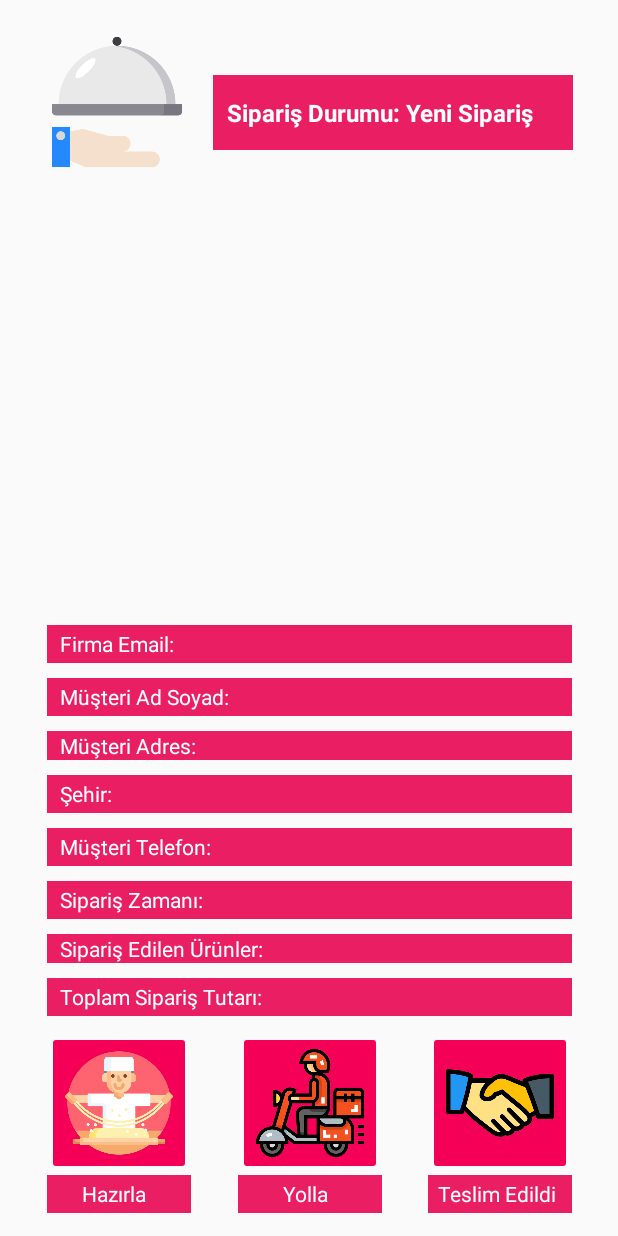
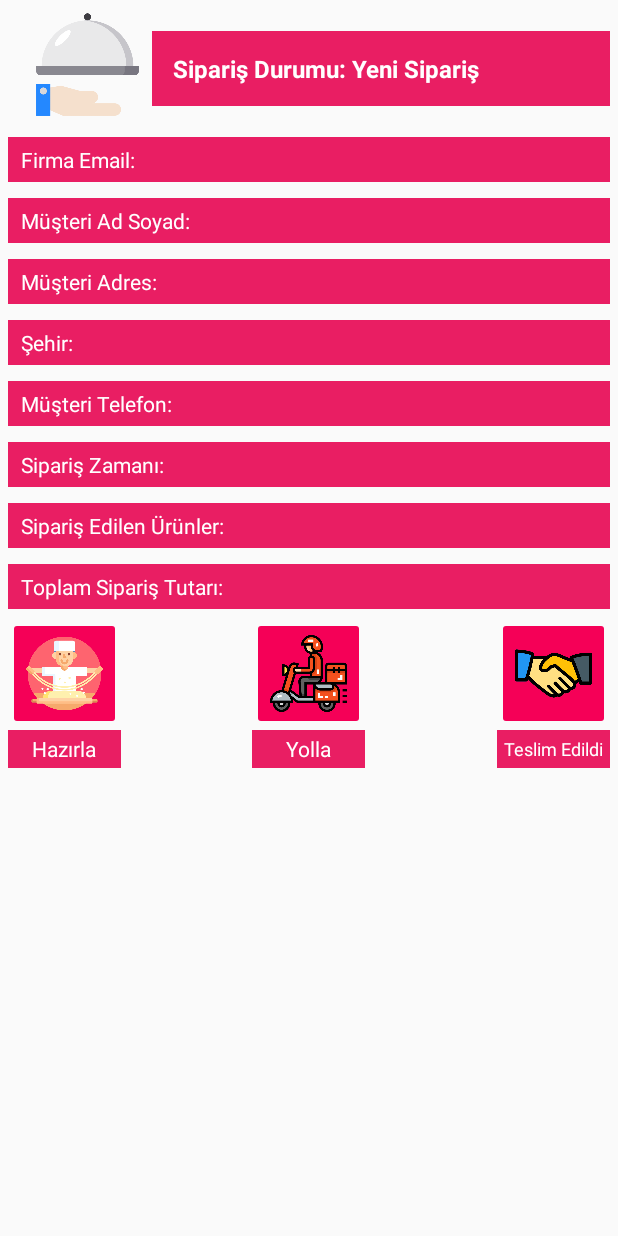
Before and after one commit to fatihy101/yemek-siparis-app, an Android app: the layout activity_gelen_siparis_detay.xml on its own in the app's theme, with its tools: preview values and no code run, on a phone screen of 412 x 824 dp. Run offline under Robolectric (Android 15) with nearby library versions, the phone set to English and light mode, and no system bars.

Commit message:
Firma ve gelen sipariş ekranında tasarımsal değişiklikler
Firma ekranı ve gelen siparişlerin listesi ile gelen sipariş detay sayfası linear layout a geçilerek tasarımsal değişiklikler yapıldı. Böylece farklı cihazlarda meydana gelen tasarımsal bozukluklar giderildi.

```diff
--- a/project_file/YemekSiparisApp/app/src/main/res/layout/activity_gelen_siparis_detay.xml
+++ b/project_file/YemekSiparisApp/app/src/main/res/layout/activity_gelen_siparis_detay.xml
@@ -7,255 +7,223 @@
  **********************************
 -->
 
-<androidx.constraintlayout.widget.ConstraintLayout xmlns:android="http://schemas.android.com/apk/res/android"
+<LinearLayout
+    xmlns:android="http://schemas.android.com/apk/res/android"
     xmlns:app="http://schemas.android.com/apk/res-auto"
     xmlns:tools="http://schemas.android.com/tools"
     android:layout_width="match_parent"
-    android:layout_height="match_parent"
+    android:layout_height="wrap_content"
+    android:orientation="vertical"
     tools:context=".ui_firma.GelenSiparis.GelenSiparisDetayActivity">
+
+    <LinearLayout
+        android:layout_width="match_parent"
+        android:layout_height="wrap_content"
+        android:orientation="horizontal"
+        android:layout_margin="5dp">
+
+        <ImageView
+            android:id="@+id/imageViewSiparisDetayDurumu"
+            android:layout_width="75dp"
+            android:layout_height="75dp"
+            android:layout_marginStart="15dp"
+            android:layout_marginTop="0dp"
+            app:srcCompat="@drawable/new_order" />
+
+        <TextView
+            android:id="@+id/textViewSiparisDetaySiparisDurumu"
+            android:layout_width="match_parent"
+            android:padding="10dp"
+            android:layout_height="50dp"
+            android:layout_marginTop="15dp"
+            android:layout_marginStart="5dp"
+            android:background="@color/colorPrimaryDark"
+            android:gravity="center_vertical"
+            android:text=" Sipariş Durumu: Yeni Sipariş"
+            android:textAlignment="gravity"
+            android:textColor="#FFFFFF"
+            android:textSize="16sp"
+            android:textStyle="bold" />
+
+    </LinearLayout>
+
+    <LinearLayout
+        android:layout_width="match_parent"
+        android:layout_height="wrap_content"
+        android:orientation="vertical"
+        android:layout_marginTop="0dp">
+
+        <TextView
+            android:id="@+id/textViewSiparisDetayFirmaEmail"
+            android:layout_width="match_parent"
+            android:layout_height="wrap_content"
+            android:layout_margin="5dp"
+            android:padding="5dp"
+            android:background="@color/colorPrimaryDark"
+            android:text=" Firma Email:"
+            android:textColor="#FFFFFF"/>
+
+        <TextView
+            android:id="@+id/textViewSiparisDetayMusteriAdSoyad"
+            android:layout_width="match_parent"
+            android:layout_height="wrap_content"
+            android:layout_margin="5dp"
+            android:padding="5dp"
+            android:background="@color/colorPrimaryDark"
+            android:textColor="#FFFFFF"
+            android:text=" Müşteri Ad Soyad:" />
 
         <TextView
             android:id="@+id/textViewSiparisDetayMusteriAdres"
-        android:layout_width="350dp"
+            android:layout_width="match_parent"
             android:layout_height="wrap_content"
-        android:layout_marginBottom="10dp"
+            android:layout_margin="5dp"
+            android:padding="5dp"
             android:background="@color/colorPrimaryDark"
-        android:gravity="center_vertical"
-        android:paddingStart="5dp"
-        android:paddingEnd="5dp"
             android:text=" Müşteri Adres:"
-        android:textAlignment="gravity"
-        android:textAllCaps="false"
-        android:textColor="#FFFFFF"
-        app:layout_constraintBottom_toTopOf="@+id/textViewSiparisDetayMusteriSehir"
-        app:layout_constraintEnd_toEndOf="@+id/textViewSiparisDetayMusteriAdSoyad"
-        app:layout_constraintStart_toStartOf="@+id/textViewSiparisDetayMusteriAdSoyad" />
+            android:textColor="#FFFFFF" />
+
+        <TextView
+            android:id="@+id/textViewSiparisDetayMusteriSehir"
+            android:layout_width="match_parent"
+            android:layout_height="wrap_content"
+            android:layout_margin="5dp"
+            android:padding="5dp"
+            android:background="@color/colorPrimaryDark"
+            android:text=" Şehir:"
+            android:textColor="#FFFFFF" />
+
+        <TextView
+            android:id="@+id/textViewSiparisDetayMusteriTel"
+            android:layout_width="match_parent"
+            android:layout_height="wrap_content"
+            android:layout_margin="5dp"
+            android:padding="5dp"
+            android:background="@color/colorPrimaryDark"
+            android:text=" Müşteri Telefon:"
+            android:textColor="#FFFFFF" />
+
+        <TextView
+            android:id="@+id/textViewSiparisDetayMusteriTarihSaat"
+            android:layout_width="match_parent"
+            android:layout_height="wrap_content"
+            android:layout_margin="5dp"
+            android:padding="5dp"
+            android:background="@color/colorPrimaryDark"
+            android:text=" Sipariş Zamanı:"
+            android:textColor="#FFFFFF" />
+
+        <TextView
+            android:id="@+id/textViewSiparisDetaySiparisUrunler"
+            android:layout_width="match_parent"
+            android:layout_height="wrap_content"
+            android:layout_margin="5dp"
+            android:padding="5dp"
+            android:background="@color/colorPrimaryDark"
+            android:text=" Sipariş Edilen Ürünler:"
+            android:textColor="#FFFFFF" />
 
         <TextView
             android:id="@+id/textViewSiparisDetayToplamFiyat"
-        android:layout_width="350dp"
-        android:layout_height="25dp"
-        android:layout_marginBottom="10dp"
+            android:layout_width="match_parent"
+            android:layout_height="wrap_content"
+            android:layout_margin="5dp"
+            android:padding="5dp"
             android:background="@color/colorPrimaryDark"
-        android:gravity="center_vertical"
-        android:paddingStart="5dp"
-        android:paddingEnd="5dp"
             android:text=" Toplam Sipariş Tutarı:"
-        android:textAlignment="gravity"
-        android:textAllCaps="false"
-        android:textColor="#FFFFFF"
-        app:layout_constraintBottom_toTopOf="@+id/imageButtonSiparisDetayDelivery"
-        app:layout_constraintEnd_toEndOf="@+id/textViewSiparisDetaySiparisUrunler"
-        app:layout_constraintStart_toStartOf="@+id/textViewSiparisDetaySiparisUrunler" />
+            android:textColor="#FFFFFF" />
+
+    </LinearLayout>
+
+
+
+    <LinearLayout
+        android:layout_width="match_parent"
+        android:layout_height="wrap_content"
+        android:orientation="horizontal"
+        android:layout_marginLeft="5dp"
+        android:layout_marginRight="5dp">
+
+        <LinearLayout
+            android:layout_width="wrap_content"
+            android:layout_height="wrap_content"
+            android:orientation="vertical"
+            android:layout_weight="1">
 
             <ImageButton
                 android:id="@+id/imageButtonSiparisDetayPrepare"
-        android:layout_width="96dp"
-        android:layout_height="96dp"
+                android:layout_width="75dp"
+                android:layout_height="75dp"
                 android:backgroundTint="@color/colorPrimary"
                 android:foregroundTint="#FFFFFF"
                 android:onClick="durumSetPrepare"
                 android:saveEnabled="false"
                 android:scaleType="fitCenter"
-        app:layout_constraintBottom_toTopOf="@+id/textViewDetayPrepare"
-        app:layout_constraintStart_toStartOf="@+id/textViewSiparisDetayToplamFiyat"
                 app:srcCompat="@drawable/prepare" />
+
+            <TextView
+                android:id="@+id/textViewDetayPrepare"
+                android:layout_width="75dp"
+                android:layout_height="25dp"
+                android:background="@color/colorPrimaryDark"
+                android:gravity="center"
+                android:text="Hazırla"
+                android:textColor="#FFFFFF" />
+
+        </LinearLayout>
+
+        <LinearLayout
+            android:layout_width="wrap_content"
+            android:layout_height="wrap_content"
+            android:orientation="vertical"
+            android:layout_weight="1">
 
             <ImageButton
                 android:id="@+id/imageButtonSiparisDetayDelivery"
-        android:layout_width="96dp"
-        android:layout_height="96dp"
+                android:layout_width="75dp"
+                android:layout_height="75dp"
                 android:backgroundTint="@color/colorPrimary"
                 android:onClick="durumSetDeliver"
                 android:scaleType="fitCenter"
-        app:layout_constraintBottom_toTopOf="@+id/textViewDetayDeliver"
-        app:layout_constraintEnd_toStartOf="@+id/imageButtonSiparisDetayDelivered"
-        app:layout_constraintStart_toEndOf="@+id/imageButtonSiparisDetayPrepare"
                 app:srcCompat="@drawable/delivery" />
 
             <TextView
-        android:id="@+id/textViewDetayPrepare"
-        android:layout_width="96dp"
+                android:id="@+id/textViewDetayDeliver"
+                android:layout_width="75dp"
                 android:layout_height="25dp"
-        android:layout_marginBottom="15dp"
                 android:background="@color/colorPrimaryDark"
-        android:gravity="center_vertical"
-        android:text="       Hazırla"
-        android:textAllCaps="false"
-        android:textColor="#FFFFFF"
-        app:layout_constraintBottom_toBottomOf="parent"
-        app:layout_constraintEnd_toEndOf="@+id/imageButtonSiparisDetayPrepare"
-        app:layout_constraintStart_toStartOf="@+id/imageButtonSiparisDetayPrepare" />
+                android:gravity="center"
+                android:text="Yolla"
+                android:textColor="#FFFFFF" />
+
+        </LinearLayout>
+
+        <LinearLayout
+            android:layout_width="wrap_content"
+            android:layout_height="wrap_content"
+            android:orientation="vertical">
+
+            <ImageButton
+                android:id="@+id/imageButtonSiparisDetayDelivered"
+                android:layout_width="75dp"
+                android:layout_height="75dp"
+                android:backgroundTint="@color/colorPrimary"
+                android:onClick="durumSetDelivered"
+                android:scaleType="fitCenter"
+                app:srcCompat="@drawable/delivered" />
 
             <TextView
                 android:id="@+id/textViewDetayDelivered"
-        android:layout_width="96dp"
+                android:layout_width="75dp"
                 android:layout_height="25dp"
-        android:layout_marginBottom="15dp"
                 android:background="@color/colorPrimaryDark"
-        android:gravity="center_vertical"
-        android:text="  Teslim Edildi"
-        android:textAllCaps="false"
+                android:gravity="center"
+                android:text="Teslim Edildi"
                 android:textColor="#FFFFFF"
-        app:layout_constraintBottom_toBottomOf="parent"
-        app:layout_constraintEnd_toEndOf="@+id/imageButtonSiparisDetayDelivered"
-        app:layout_constraintHorizontal_bias="0.0"
-        app:layout_constraintStart_toStartOf="@+id/imageButtonSiparisDetayDelivered" />
+                android:textSize="12sp" />
 
-    <TextView
-        android:id="@+id/textViewDetayDeliver"
-        android:layout_width="96dp"
-        android:layout_height="25dp"
-        android:layout_marginBottom="15dp"
-        android:background="@color/colorPrimaryDark"
-        android:gravity="center_vertical"
-        android:text="         Yolla"
-        android:textAllCaps="false"
-        android:textColor="#FFFFFF"
-        app:layout_constraintBottom_toBottomOf="parent"
-        app:layout_constraintEnd_toEndOf="@+id/imageButtonSiparisDetayDelivery"
-        app:layout_constraintStart_toStartOf="@+id/imageButtonSiparisDetayDelivery" />
+        </LinearLayout>
 
-    <ImageButton
-        android:id="@+id/imageButtonSiparisDetayDelivered"
-        android:layout_width="96dp"
-        android:layout_height="96dp"
-        android:backgroundTint="@color/colorPrimary"
-        android:onClick="durumSetDelivered"
-        android:scaleType="fitCenter"
-        app:layout_constraintBottom_toTopOf="@+id/textViewDetayDelivered"
-        app:layout_constraintEnd_toEndOf="@+id/textViewSiparisDetayToplamFiyat"
-        app:srcCompat="@drawable/delivered" />
+    </LinearLayout>
 
-    <TextView
-        android:id="@+id/textViewSiparisDetaySiparisUrunler"
-        android:layout_width="350dp"
-        android:layout_height="wrap_content"
-        android:layout_marginBottom="10dp"
-        android:background="@color/colorPrimaryDark"
-        android:gravity="center_vertical"
-        android:paddingStart="5dp"
-        android:paddingEnd="5dp"
-        android:text=" Sipariş Edilen Ürünler:"
-        android:textAlignment="gravity"
-        android:textAllCaps="false"
-        android:textColor="#FFFFFF"
-        app:layout_constraintBottom_toTopOf="@+id/textViewSiparisDetayToplamFiyat"
-        app:layout_constraintEnd_toEndOf="@+id/textViewSiparisDetayMusteriTarihSaat"
-        app:layout_constraintStart_toStartOf="@+id/textViewSiparisDetayMusteriTarihSaat" />
-
-    <TextView
-        android:id="@+id/textViewSiparisDetayMusteriTarihSaat"
-        android:layout_width="350dp"
-        android:layout_height="25dp"
-        android:layout_marginBottom="10dp"
-        android:background="@color/colorPrimaryDark"
-        android:gravity="center_vertical"
-        android:paddingStart="5dp"
-        android:paddingEnd="5dp"
-        android:text=" Sipariş Zamanı:"
-        android:textAlignment="gravity"
-        android:textAllCaps="false"
-        android:textColor="#FFFFFF"
-        app:layout_constraintBottom_toTopOf="@+id/textViewSiparisDetaySiparisUrunler"
-        app:layout_constraintEnd_toEndOf="@+id/textViewSiparisDetayMusteriTel"
-        app:layout_constraintStart_toStartOf="@+id/textViewSiparisDetayMusteriTel" />
-
-    <TextView
-        android:id="@+id/textViewSiparisDetayMusteriSehir"
-        android:layout_width="350dp"
-        android:layout_height="25dp"
-        android:layout_marginBottom="10dp"
-        android:background="@color/colorPrimaryDark"
-        android:gravity="center_vertical"
-        android:paddingStart="5dp"
-        android:paddingEnd="5dp"
-        android:text=" Şehir:"
-        android:textAlignment="gravity"
-        android:textAllCaps="false"
-        android:textColor="#FFFFFF"
-        app:layout_constraintBottom_toTopOf="@+id/textViewSiparisDetayMusteriTel"
-        app:layout_constraintEnd_toEndOf="@+id/textViewSiparisDetayMusteriAdres"
-        app:layout_constraintStart_toStartOf="@+id/textViewSiparisDetayMusteriAdres" />
-
-    <TextView
-        android:id="@+id/textViewSiparisDetayMusteriTel"
-        android:layout_width="350dp"
-        android:layout_height="25dp"
-        android:layout_marginBottom="10dp"
-        android:background="@color/colorPrimaryDark"
-        android:gravity="center_vertical"
-        android:paddingStart="5dp"
-        android:paddingEnd="5dp"
-        android:text=" Müşteri Telefon:"
-        android:textAlignment="gravity"
-        android:textAllCaps="false"
-        android:textColor="#FFFFFF"
-        app:layout_constraintBottom_toTopOf="@+id/textViewSiparisDetayMusteriTarihSaat"
-        app:layout_constraintEnd_toEndOf="@+id/textViewSiparisDetayMusteriSehir"
-        app:layout_constraintStart_toStartOf="@+id/textViewSiparisDetayMusteriSehir" />
-
-    <TextView
-        android:id="@+id/textViewSiparisDetayMusteriAdSoyad"
-        android:layout_width="350dp"
-        android:layout_height="25dp"
-        android:layout_marginBottom="10dp"
-        android:background="@color/colorPrimaryDark"
-        android:gravity="center_vertical"
-        android:paddingStart="5dp"
-        android:paddingEnd="5dp"
-        android:text=" Müşteri Ad Soyad:"
-        android:textAlignment="gravity"
-        android:textAllCaps="false"
-        android:textColor="#FFFFFF"
-        app:layout_constraintBottom_toTopOf="@+id/textViewSiparisDetayMusteriAdres"
-        app:layout_constraintEnd_toEndOf="@+id/textViewSiparisDetayFirmaEmail"
-        app:layout_constraintStart_toStartOf="@+id/textViewSiparisDetayFirmaEmail" />
-
-    <TextView
-        android:id="@+id/textViewSiparisDetayFirmaEmail"
-        android:layout_width="350dp"
-        android:layout_height="25dp"
-        android:layout_marginBottom="10dp"
-        android:background="@color/colorPrimaryDark"
-        android:gravity="center_vertical"
-        android:text=" Firma Email:"
-        android:textAlignment="gravity"
-        android:textAllCaps="false"
-        android:textColor="#FFFFFF"
-        app:layout_constraintBottom_toTopOf="@+id/textViewSiparisDetayMusteriAdSoyad"
-        app:layout_constraintEnd_toEndOf="@+id/textViewSiparisDetaySiparisDurumu"
-        app:layout_constraintStart_toStartOf="@+id/imageViewSiparisDetayDurumu"
-        android:paddingStart="5dp"
-        android:paddingEnd="5dp" />
-
-    <TextView
-        android:id="@+id/textViewSiparisDetaySiparisDurumu"
-        android:layout_width="240dp"
-        android:layout_height="50dp"
-        android:layout_marginTop="50dp"
-        android:layout_marginEnd="30dp"
-        android:background="@color/colorPrimaryDark"
-        android:gravity="center_vertical"
-        android:paddingStart="5dp"
-        android:paddingEnd="5dp"
-        android:text=" Sipariş Durumu: Yeni Sipariş"
-        android:textAlignment="gravity"
-        android:textAllCaps="false"
-        android:textColor="#FFFFFF"
-        android:textSize="16sp"
-        android:textStyle="bold"
-        app:layout_constraintEnd_toEndOf="parent"
-        app:layout_constraintTop_toTopOf="parent" />
-
-    <ImageView
-        android:id="@+id/imageViewSiparisDetayDurumu"
-        android:layout_width="96dp"
-        android:layout_height="96dp"
-        android:layout_marginStart="30dp"
-        android:layout_marginTop="20dp"
-        app:layout_constraintStart_toStartOf="parent"
-        app:layout_constraintTop_toTopOf="parent"
-        app:srcCompat="@drawable/new_order" />
-
-</androidx.constraintlayout.widget.ConstraintLayout>
+</LinearLayout>
--- a/project_file/YemekSiparisApp/build.gradle
+++ b/project_file/YemekSiparisApp/build.gradle
@@ -8,7 +8,7 @@ buildscript {
 
     }
     dependencies {
-        classpath 'com.android.tools.build:gradle:3.6.0'
+        classpath 'com.android.tools.build:gradle:3.6.3'
         classpath 'com.google.gms:google-services:4.3.3'  // Google Services plugin
 
 
```
Also changed, not shown: project_file/YemekSiparisApp/app/src/main/res/layout/activity_firma.xml (+9 -10 lines), project_file/YemekSiparisApp/app/src/main/res/layout/activity_gelen_siparis.xml (+20 -20 lines), project_file/YemekSiparisApp/app/src/main/res/layout/item_adapter_gelen_siparis.xml (+59 -63 lines). Lines whose indentation alone changed are shown as unchanged.
